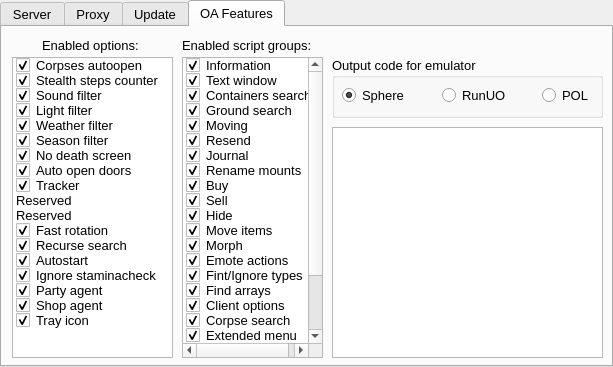
This is orionlauncherwindow.ui in Hotride/OrionLauncher as Qt 5 draws it before an edit. The edited form follows.
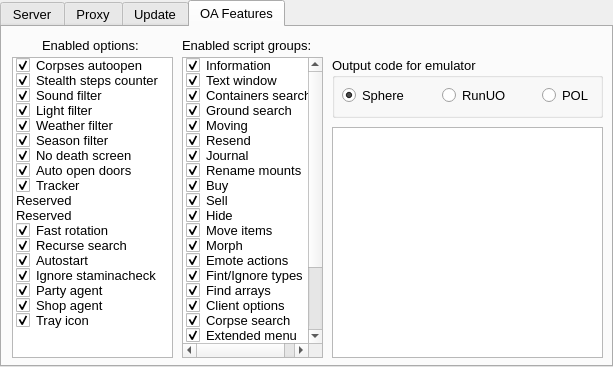
This is the edited form. The open tabs and pages were chosen to show the change.

The edit to the form file:
```diff
--- a/orionlauncherwindow.ui
+++ b/orionlauncherwindow.ui
@@ -1225,6 +1225,14 @@
           <enum>Checked</enum>
          </property>
         </item>
+        <item>
+         <property name="text">
+          <string>Extended target tile</string>
+         </property>
+         <property name="checkState">
+          <enum>Checked</enum>
+         </property>
+        </item>
        </widget>
        <widget class="QGroupBox" name="gb_OAFeaturesEmulator">
         <property name="geometry">
```
Left out of the diff: 2 changed lines with no effect on the pictures.
